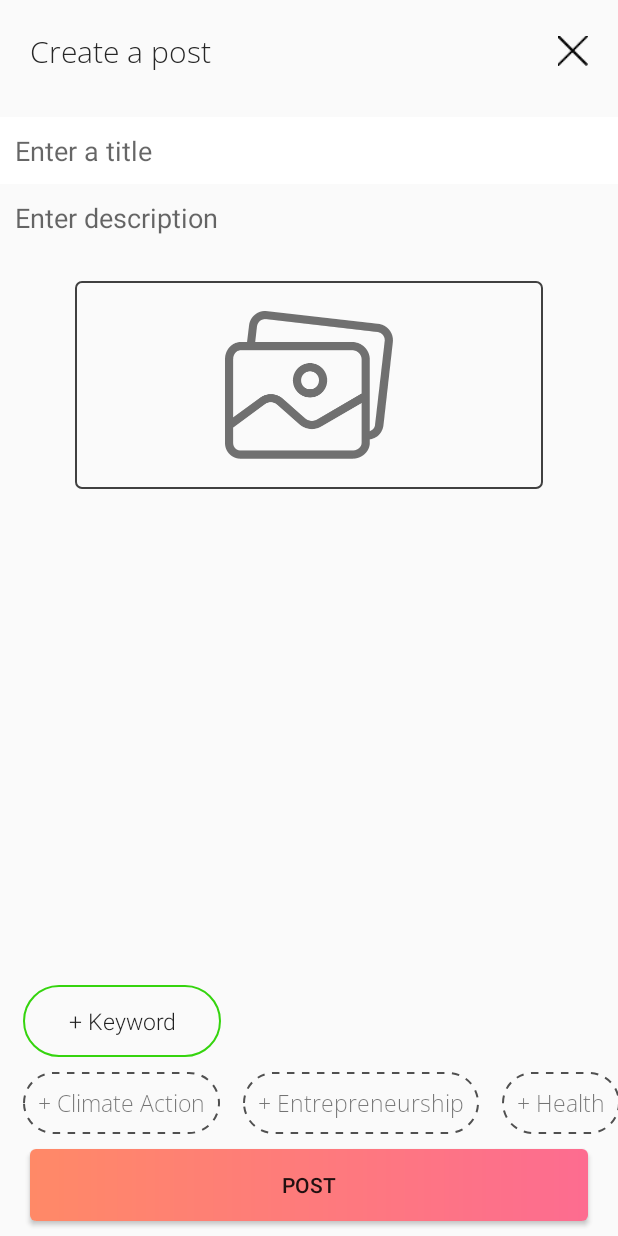
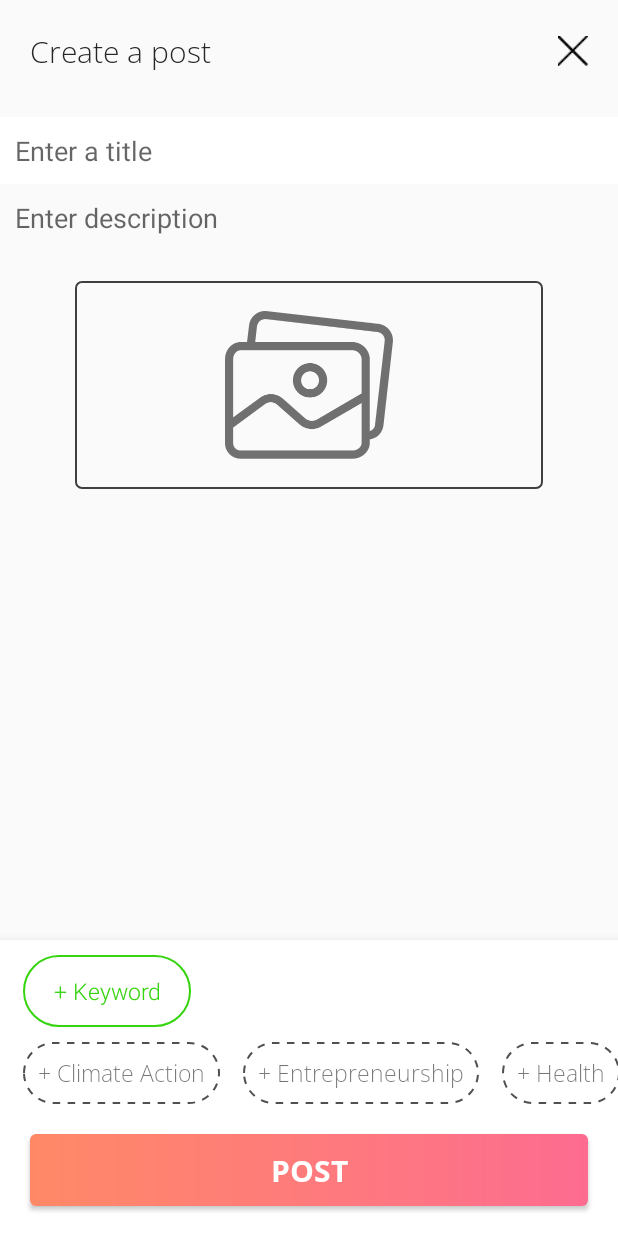
Before and after one commit to Anuragtech02/qcrux-wall, an Android app: the layout new_post.xml on its own in the app's theme, with its tools: preview values and no code run, on a phone screen of 412 x 824 dp. Run offline under Robolectric (Android 15) with nearby library versions, the phone set to English and light mode, and no system bars.

Commit message:
Create post layout complete

```diff
--- a/app/src/main/java/com/anurag/qcrux/MainActivity.java
+++ b/app/src/main/java/com/anurag/qcrux/MainActivity.java
@@ -9,6 +9,6 @@ public class MainActivity extends AppCompatActivity {
     @Override
     protected void onCreate(Bundle savedInstanceState) {
         super.onCreate(savedInstanceState);
-        setContentView(R.layout.post_selected);
+        setContentView(R.layout.new_post);
     }
 }
--- a/app/src/main/res/layout/new_post.xml
+++ b/app/src/main/res/layout/new_post.xml
@@ -40,6 +40,7 @@
 
     <!--Title and description-->
     <androidx.constraintlayout.widget.ConstraintLayout
+        android:id="@+id/description"
         android:layout_width="match_parent"
         android:layout_height="wrap_content"
         android:paddingTop="10dp"
@@ -52,6 +53,7 @@
             android:layout_width="match_parent"
             android:layout_height="wrap_content"
             android:hint="Enter a title"
+            android:lines="1"
             android:background="@color/white"
             android:padding="10dp"
             android:textColor="@color/colorHeading"
@@ -59,10 +61,14 @@
             app:layout_constraintEnd_toEndOf="parent"
             app:layout_constraintTop_toTopOf="parent"/>
 
+        <!--Scroll in case description exceeds screen height-->
         <ScrollView
             android:layout_width="match_parent"
             android:layout_height="wrap_content"
+            android:fillViewport="true"
             android:scrollbars="none"
+            android:paddingBottom="350dp"
+            android:paddingHorizontal="10dp"
             app:layout_constraintStart_toStartOf="parent"
             app:layout_constraintEnd_toEndOf="parent"
             app:layout_constraintTop_toBottomOf="@id/title">
@@ -78,7 +84,7 @@
                     android:ems="10"
                     android:hint="Enter description"
                     android:background="@android:color/transparent"
-                    android:padding="10dp"
+                    android:paddingVertical="10dp"
                     android:gravity="start|top"
                     android:inputType="textMultiLine"
                     app:layout_constraintTop_toTopOf="parent"
@@ -111,10 +117,12 @@
 
     <!--Bottom Bar-->
     <androidx.constraintlayout.widget.ConstraintLayout
+        android:id="@+id/bottomBar"
         android:layout_width="match_parent"
         android:layout_height="wrap_content"
         android:elevation="10dp"
         android:paddingTop="10dp"
+        android:background="@color/white"
         app:layout_constraintBottom_toBottomOf="parent"
         app:layout_constraintStart_toStartOf="parent"
         app:layout_constraintEnd_toEndOf="parent">
@@ -125,11 +133,12 @@
             android:layout_width="wrap_content"
             android:layout_height="wrap_content"
             android:text="+ Keyword"
-            android:paddingHorizontal="30dp"
+            android:paddingHorizontal="20dp"
             android:background="@drawable/keyword_button"
             android:layout_marginStart="15dp"
             android:fontFamily="sans-serif-light"
             android:textSize="15sp"
+            android:textColor="@color/colorGreen"
             android:textAllCaps="false"
             app:layout_constraintTop_toTopOf="parent"
             app:layout_constraintStart_toStartOf="parent"/>
@@ -227,8 +236,11 @@
             android:layout_width="match_parent"
             android:layout_height="wrap_content"
             android:text="POST"
+            android:textColor="@color/white"
+            android:textSize="20sp"
+            android:fontFamily="@font/open_sans_bold"
             android:background="@drawable/round_button"
-            android:layout_marginVertical="10dp"
+            android:layout_marginVertical="20dp"
             android:layout_marginHorizontal="20dp"
             app:layout_constraintTop_toBottomOf="@+id/keywords"
             app:layout_constraintStart_toStartOf="parent"
@@ -237,4 +249,5 @@
 
 
     </androidx.constraintlayout.widget.ConstraintLayout>
+
 </androidx.constraintlayout.widget.ConstraintLayout>
```
